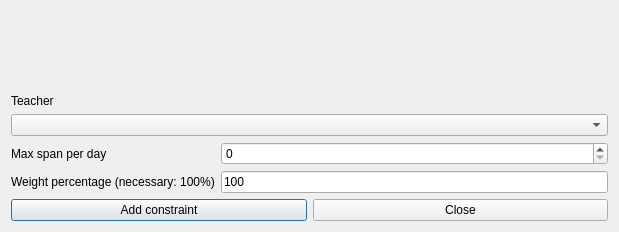
Qt form fet/src/interface/addconstraintteachermaxspanperdayform_template.ui (vonmecheln/fet) before a commit.
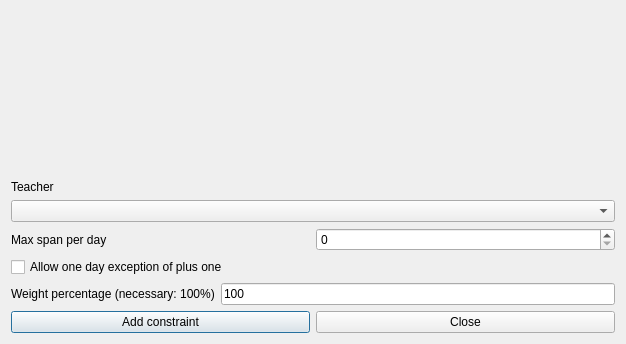
The same form after that commit.

Diff of the .ui file:
```diff
--- a/fet/src/interface/addconstraintteachermaxspanperdayform_template.ui
+++ b/fet/src/interface/addconstraintteachermaxspanperdayform_template.ui
@@ -6,56 +6,15 @@
    <rect>
     <x>0</x>
     <y>0</y>
-    <width>619</width>
-    <height>232</height>
+    <width>626</width>
+    <height>344</height>
    </rect>
   </property>
   <property name="windowTitle">
    <string extracomment="This is the title of the dialog to add a new constraint of this type">Add teacher max span per day</string>
   </property>
   <layout class="QGridLayout" name="gridLayout">
-   <item row="4" column="1">
-    <widget class="QLineEdit" name="weightLineEdit">
-     <property name="text">
-      <string notr="true">100</string>
-     </property>
-    </widget>
-   </item>
-   <item row="1" column="0" colspan="2">
-    <widget class="QLabel" name="teacherTextLabel">
-     <property name="frameShape">
-      <enum>QFrame::NoFrame</enum>
-     </property>
-     <property name="frameShadow">
-      <enum>QFrame::Plain</enum>
-     </property>
-     <property name="text">
-      <string>Teacher</string>
-     </property>
-     <property name="wordWrap">
-      <bool>false</bool>
-     </property>
-    </widget>
-   </item>
-   <item row="5" column="0" colspan="2">
-    <layout class="QHBoxLayout">
-     <item>
-      <widget class="QPushButton" name="addConstraintPushButton">
-       <property name="text">
-        <string>Add constraint</string>
-       </property>
-      </widget>
-     </item>
-     <item>
-      <widget class="QPushButton" name="closePushButton">
-       <property name="text">
-        <string>Close</string>
-       </property>
-      </widget>
-     </item>
-    </layout>
-   </item>
-   <item row="0" column="0" colspan="2">
+   <item row="0" column="0">
     <spacer name="spacer1">
      <property name="orientation">
       <enum>Qt::Vertical</enum>
@@ -71,7 +30,42 @@
      </property>
     </spacer>
    </item>
-   <item row="3" column="0">
+   <item row="1" column="0">
+    <layout class="QVBoxLayout" name="verticalLayout">
+     <item>
+      <widget class="QLabel" name="teacherTextLabel">
+       <property name="frameShape">
+        <enum>QFrame::NoFrame</enum>
+       </property>
+       <property name="frameShadow">
+        <enum>QFrame::Plain</enum>
+       </property>
+       <property name="text">
+        <string>Teacher</string>
+       </property>
+       <property name="wordWrap">
+        <bool>false</bool>
+       </property>
+      </widget>
+     </item>
+     <item>
+      <widget class="QComboBox" name="teachersComboBox">
+       <property name="editable">
+        <bool>false</bool>
+       </property>
+       <property name="insertPolicy">
+        <enum>QComboBox::NoInsert</enum>
+       </property>
+       <property name="duplicatesEnabled">
+        <bool>false</bool>
+       </property>
+      </widget>
+     </item>
+    </layout>
+   </item>
+   <item row="2" column="0">
+    <layout class="QHBoxLayout" name="horizontalLayout">
+     <item>
     <widget class="QLabel" name="textLabel1">
      <property name="text">
       <string>Max span per day</string>
@@ -81,10 +75,21 @@
      </property>
     </widget>
    </item>
-   <item row="3" column="1">
+     <item>
     <widget class="QSpinBox" name="maxSpanSpinBox"/>
    </item>
+    </layout>
+   </item>
+   <item row="3" column="0">
+    <widget class="QCheckBox" name="exceptionCheckBox">
+     <property name="text">
+      <string comment="It is for max span per day, means that in one day the teacher is allowed to have max span + 1">Allow one day exception of plus one</string>
+     </property>
+    </widget>
+   </item>
    <item row="4" column="0">
+    <layout class="QHBoxLayout" name="horizontalLayout_2">
+     <item>
     <widget class="QLabel" name="weightTextLabel">
      <property name="frameShape">
       <enum>QFrame::NoFrame</enum>
@@ -100,18 +105,32 @@
      </property>
     </widget>
    </item>
-   <item row="2" column="0" colspan="2">
-    <widget class="QComboBox" name="teachersComboBox">
-     <property name="editable">
-      <bool>false</bool>
-     </property>
-     <property name="insertPolicy">
-      <enum>QComboBox::NoInsert</enum>
-     </property>
-     <property name="duplicatesEnabled">
-      <bool>false</bool>
-     </property>
-    </widget>
+     <item>
+      <widget class="QLineEdit" name="weightLineEdit">
+       <property name="text">
+        <string notr="true">100</string>
+       </property>
+      </widget>
+     </item>
+    </layout>
+   </item>
+   <item row="5" column="0">
+    <layout class="QHBoxLayout">
+     <item>
+      <widget class="QPushButton" name="addConstraintPushButton">
+       <property name="text">
+        <string>Add constraint</string>
+       </property>
+      </widget>
+     </item>
+     <item>
+      <widget class="QPushButton" name="closePushButton">
+       <property name="text">
+        <string>Close</string>
+       </property>
+      </widget>
+     </item>
+    </layout>
    </item>
   </layout>
  </widget>
```
Lines whose indentation alone changed are shown as unchanged.
